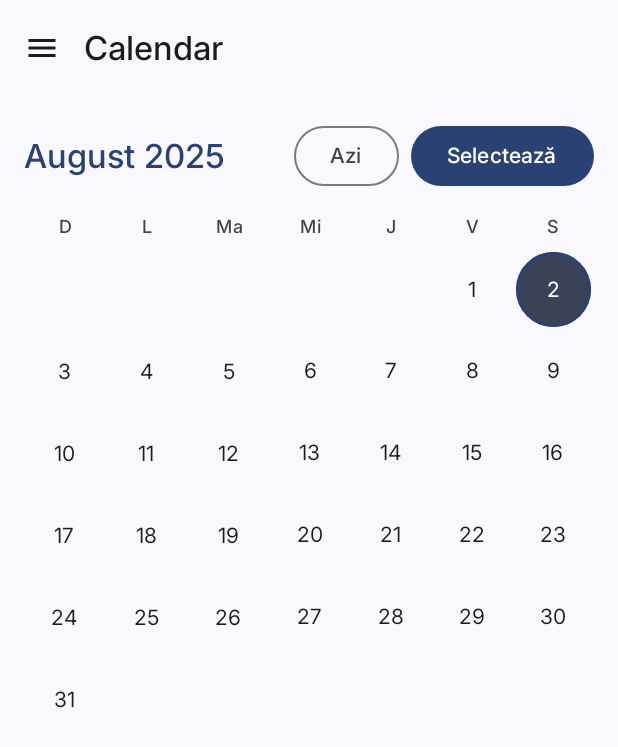
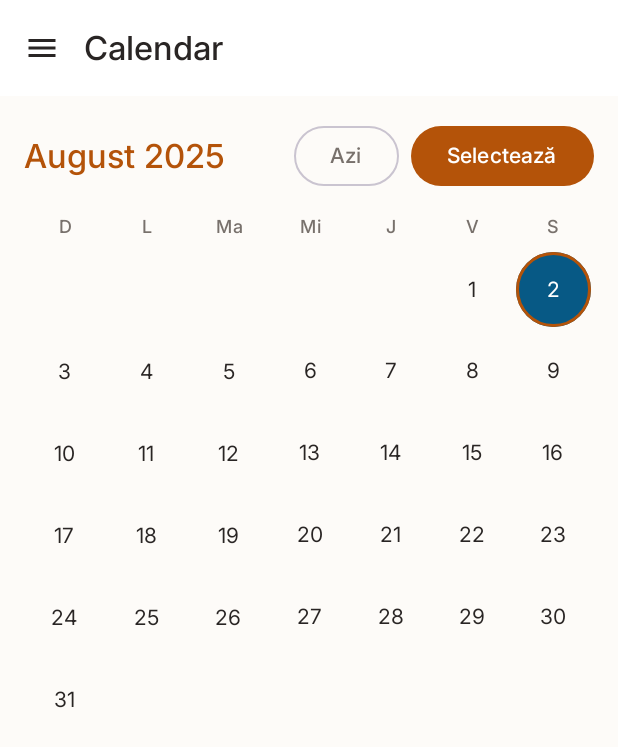
Before and after one commit to CDLProduction/ortodoxmd-android, an Android app built with Jetpack Compose: the screen it shows after launch (MainActivity), after a tap on "Calendar", on a phone screen of 412 x 824 dp. Shown: the top 747 px of the screen. Run offline under Robolectric (Android 15) with nearby library versions, the phone set to English and light mode, and no system bars; our stand-ins replace Dagger/Hilt's generated code, Room's generated code; 4 statements that could not run were skipped.

Commit message:
Refactor(UI): Update color theme and fix audiobook player chapter sorting
This commit introduces a new color theme for both light and dark modes and addresses a chapter sorting issue in the audiobook player.

**Theme Updates:**
- Defined new color palettes in `colors.xml` and `Color.kt` for a more consistent and modern look and feel.
  - `light_background`, `light_primary` (and corresponding `dark_` versions) are now used.
  - Replaced previous `gold_light` and `gold_dark` with new primary colors.
- Updated `Theme.kt` to utilize the new color schemes for MaterialTheme.
- Set `dynamicColor` to `false` in `OrtodoxmdandroidTheme` to ensure the custom theme is always applied.

**Audiobook Player:**
- **Corrected Chapter Sorting:**
    - Implemented `sortedByChapterNumber()` extension function in `AudiobookExtensions.kt` to correctly sort chapters based on the numerical value in their titles (e.g., "Chapter 10" after "Chapter 9", handling cases like "1 Cronici - Capitolul 10").
    - Updated `AudiobookPlayerViewModel` to use this new sorting logic when initializing the chapter list.
- **Fixed Argument Reading:** Changed how `chapterId` is read from `savedStateHandle` in `AudiobookPlayerViewModel` to directly get a `Long` type, avoiding potential `String` to `Long` conversion issues.

**Navigation:**
- Corrected the `AppScaffold` title logic to display "Cărți Audio" for the `audiobook_player` route.
- Ensured the audiobook navigation graph in `MainActivity` correctly defines the `chapterId` argument for `audiobook_player` as `NavType.LongType`.

**Code Cleanup:**
- Removed unnecessary `@RequiresApi(Build.VERSION_CODES.O)` annotations from `MainActivity.kt`.

```diff
--- a/app/src/main/java/md/ortodox/ortodoxmd/MainActivity.kt
+++ b/app/src/main/java/md/ortodox/ortodoxmd/MainActivity.kt
@@ -10,7 +10,6 @@ import androidx.activity.ComponentActivity
 import androidx.activity.compose.setContent
 import androidx.activity.enableEdgeToEdge
 import androidx.activity.result.contract.ActivityResultContracts
-import androidx.annotation.RequiresApi
 import androidx.compose.foundation.layout.Column
 import androidx.compose.foundation.layout.Spacer
 import androidx.compose.foundation.layout.height
@@ -109,7 +108,6 @@ class MainActivity : ComponentActivity() {
         }
     }
 
-    @RequiresApi(Build.VERSION_CODES.O)
     @androidx.annotation.OptIn(UnstableApi::class)
     override fun onCreate(savedInstanceState: Bundle?) {
         super.onCreate(savedInstanceState)
@@ -124,7 +122,6 @@ class MainActivity : ComponentActivity() {
     }
 }
 
-@RequiresApi(Build.VERSION_CODES.O)
 @OptIn(ExperimentalMaterial3Api::class)
 @Composable
 fun AppScaffold(navController: NavHostController) {
@@ -145,7 +142,7 @@ fun AppScaffold(navController: NavHostController) {
         "saint_lives" -> "Vieți Sfinți"
         "icons" -> "Icoane"
         "radio" -> "Radio Ortodox"
-        "audiobook_flow" -> "Cărți Audio"
+        "audiobook_flow", "audiobook_player" -> "Cărți Audio"
         else -> "OrtodoxMD"
     }
 
@@ -171,7 +168,6 @@ fun AppScaffold(navController: NavHostController) {
     }
 }
 
-@RequiresApi(Build.VERSION_CODES.O)
 @Composable
 fun AppNavHost(navController: NavHostController, modifier: Modifier = Modifier) {
     NavHost(navController = navController, startDestination = "home", modifier = modifier) {
@@ -221,6 +217,7 @@ fun AppNavHost(navController: NavHostController, modifier: Modifier = Modifier)
             )
         }
 
+        // --- GRAFUL DE NAVIGARE PENTRU CĂRȚI AUDIO (RESTAURAT ȘI COMPLET) ---
         navigation(startDestination = "audiobook_categories", route = "audiobook_flow") {
             composable("audiobook_categories") { navBackStackEntry ->
                 val parentEntry = remember(navBackStackEntry) { navController.getBackStackEntry("audiobook_flow") }
@@ -281,7 +278,7 @@ fun AppNavHost(navController: NavHostController, modifier: Modifier = Modifier)
         composable(
             route = "audiobook_player/{chapterId}",
             arguments = listOf(navArgument("chapterId") { type = NavType.LongType })
-        ) { backStackEntry ->
+        ) {
             AudiobookPlayerScreen(navController = navController)
         }
     }
--- /dev/null
+++ b/app/src/main/java/md/ortodox/ortodoxmd/ui/audiobook/AudiobookExtensions.kt
@@ -0,0 +1,16 @@
+package md.ortodox.ortodoxmd.ui.audiobook
+
+import md.ortodox.ortodoxmd.data.model.audiobook.AudiobookEntity
+
+private fun extractChapterNumber(title: String): Int {
+    // Găsește toate numerele din titlu și îl ia pe ultimul.
+    // Acest lucru rezolvă corect cazurile ca "1 Cronici - Capitolul 10", alegând "10".
+    return "\\d+".toRegex().findAll(title)
+        .lastOrNull()
+        ?.value
+        ?.toIntOrNull() ?: 0
+}
+
+fun List<AudiobookEntity>.sortedByChapterNumber(): List<AudiobookEntity> {
+    return this.sortedWith(compareBy { extractChapterNumber(it.title) })
+}
--- a/app/src/main/java/md/ortodox/ortodoxmd/ui/audiobook/AudiobookPlayerViewModel.kt
+++ b/app/src/main/java/md/ortodox/ortodoxmd/ui/audiobook/AudiobookPlayerViewModel.kt
@@ -84,14 +84,19 @@ class AudiobookPlayerViewModel @Inject constructor(
     }
 
     private fun initializeController() {
-        val chapterId = savedStateHandle.get<String>("chapterId")?.toLongOrNull() ?: return
+        // **CORECTAT: Citim argumentul direct ca Long**
+        val chapterId: Long? = savedStateHandle["chapterId"]
+        if (chapterId == null) return
+
         viewModelScope.launch {
             val audiobook = repository.getById(chapterId) ?: return@launch
             // Găsește toate capitolele din aceeași carte
             val bookPathPrefix = audiobook.remoteUrlPath.split("/").take(4).joinToString("/")
+
+            // **CORECTAT: Folosim funcția de sortare corectă**
             val allChapters = repository.getAudiobooks().first()
                 .filter { it.remoteUrlPath.startsWith(bookPathPrefix) }
-                .sortedBy { it.id }
+                .sortedByChapterNumber()
 
             val currentIndex = allChapters.indexOfFirst { it.id == chapterId }
 
--- a/app/src/main/java/md/ortodox/ortodoxmd/ui/theme/Color.kt
+++ b/app/src/main/java/md/ortodox/ortodoxmd/ui/theme/Color.kt
@@ -1,21 +1,23 @@
-// In ui/theme/Color.kt
-
 package md.ortodox.ortodoxmd.ui.theme
 
 import androidx.compose.ui.graphics.Color
 
-// Light Theme Colors
-val GoldLight = Color(0xFFB09141) // A rich, warm gold
-val RedLight = Color(0xFFA63C3C)
-val ParchmentLight = Color(0xFFFFF8E1) // A soft, parchment-like background
-val SurfaceLight = Color(0xFFFFFFFF) // Cards can be slightly brighter
-val TextPrimaryLight = Color(0xFF333333)
-val TextSecondaryLight = Color(0xFF5C5C5C)
+// --- Temă Deschisă (Light Theme) ---
+val LightBackground = Color(0xFFFDFBF8)
+val LightText = Color(0xFF292524)
+val LightAccent = Color(0xFFB45309)
+val LightSecondary = Color(0xFF075985)
+val LightHighlight = Color(0xFF991B1B)
+val LightSubtleText = Color(0xFF78716C)
+val LightCard = Color(0xFFFFFFFF)
+val LightBorder = Color(0xFFF5F5F4)
 
-// Dark Theme Colors
-val GoldDark = Color(0xFFD4AF37) // A brighter gold for dark backgrounds
-val RedDark = Color(0xFFD35D5D)
-val CharcoalDark = Color(0xFF1B1B1B) // A very dark, soft black
-val SurfaceDark = Color(0xFF2C2C2C) // Cards are slightly lighter than the background
-val TextPrimaryDark = Color(0xFFEAEAEA)
-val TextSecondaryDark =  Color(0xFFBDBDBD)
+// --- Temă Întunecată (Dark Theme) ---
+val DarkBackground = Color(0xFF1c1917)
+val DarkText = Color(0xFFe7e5e4)
+val DarkAccent = Color(0xFFfbbf24)
+val DarkSecondary = Color(0xFF38bdf8)
+val DarkHighlight = Color(0xFFf87171)
+val DarkSubtleText = Color(0xFF78716c)
+val DarkCard = Color(0xFF292524)
+val DarkBorder = Color(0xFF44403c)
--- a/app/src/main/java/md/ortodox/ortodoxmd/ui/theme/Theme.kt
+++ b/app/src/main/java/md/ortodox/ortodoxmd/ui/theme/Theme.kt
@@ -1,5 +1,3 @@
-// In ui/theme/Theme.kt
-
 package md.ortodox.ortodoxmd.ui.theme
 
 import android.os.Build
@@ -10,46 +8,45 @@ import androidx.compose.material3.dynamicDarkColorScheme
 import androidx.compose.material3.dynamicLightColorScheme
 import androidx.compose.material3.lightColorScheme
 import androidx.compose.runtime.Composable
-import androidx.compose.ui.graphics.Color
 import androidx.compose.ui.platform.LocalContext
 
 private val DarkColorScheme = darkColorScheme(
-    primary = GoldDark,
-    onPrimary = CharcoalDark,
-    secondary = RedDark,
-    onSecondary = CharcoalDark,
-    tertiary = RedDark, // Can be same as secondary or a different accent
-    background = CharcoalDark,
-    onBackground = TextPrimaryDark,
-    surface = SurfaceDark,
-    onSurface = TextPrimaryDark,
-    surfaceVariant = SurfaceDark, // For cards, etc.
-    onSurfaceVariant = TextSecondaryDark,
-    error = RedDark,
-    onError = CharcoalDark
+    primary = DarkAccent,
+    onPrimary = DarkBackground, // Contrast bun pentru butoane
+    secondary = DarkSecondary,
+    onSecondary = DarkBackground,
+    error = DarkHighlight,
+    onError = DarkBackground,
+    background = DarkBackground,
+    onBackground = DarkText,
+    surface = DarkCard, // Fundalul card-urilor
+    onSurface = DarkText,
+    surfaceVariant = DarkCard, // Fundal pentru elemente subtile
+    onSurfaceVariant = DarkSubtleText, // Text secundar pe card-uri
+    outline = DarkBorder // Culoarea contururilor
 )
 
 private val LightColorScheme = lightColorScheme(
-    primary = GoldLight,
-    onPrimary = Color.White,
-    secondary = RedLight,
-    onSecondary = Color.White,
-    tertiary = RedLight,
-    background = ParchmentLight,
-    onBackground = TextPrimaryLight,
-    surface = SurfaceLight,
-    onSurface = TextPrimaryLight,
-    surfaceVariant = SurfaceLight, // For cards, etc.
-    onSurfaceVariant = TextSecondaryLight,
-    error = RedLight,
-    onError = Color.White
+    primary = LightAccent,
+    onPrimary = LightCard, // Contrast bun pentru butoane
+    secondary = LightSecondary,
+    onSecondary = LightCard,
+    error = LightHighlight,
+    onError = LightCard,
+    background = LightBackground,
+    onBackground = LightText,
+    surface = LightCard, // Fundalul card-urilor
+    onSurface = LightText,
+    surfaceVariant = LightCard, // Fundal pentru elemente subtile
+    onSurfaceVariant = LightSubtleText, // Text secundar pe card-uri
+    outline = LightBorder // Culoarea contururilor
 )
 
 @Composable
 fun OrtodoxmdandroidTheme(
     darkTheme: Boolean = isSystemInDarkTheme(),
-    // Dynamic color is available on Android 12+
-    dynamicColor: Boolean = true,
+    // Dynamic color este disponibil pe Android 12+
+    dynamicColor: Boolean = false, // Am setat pe 'false' pentru a folosi mereu tema noastră custom
     content: @Composable () -> Unit
 ) {
     val colorScheme = when {
@@ -63,7 +60,7 @@ fun OrtodoxmdandroidTheme(
 
     MaterialTheme(
         colorScheme = colorScheme,
-        typography = AppTypography, // Use our new typography
+        typography = AppTypography, // Folosim tipografia definită în Type.kt
         content = content
     )
 }
--- a/app/src/main/res/values/colors.xml
+++ b/app/src/main/res/values/colors.xml
@@ -1,9 +1,13 @@
 <?xml version="1.0" encoding="utf-8"?>
 <resources>
-    <!-- Corresponds to our new Light Theme Primary -->
-    <color name="gold_light">#B09141</color>
-    <!-- Corresponds to our new Dark Theme Primary -->
-    <color name="gold_dark">#D4AF37</color>
+    <!-- Culori pentru tema deschisă -->
+    <color name="light_background">#FDFBF8</color>
+    <color name="light_primary">#B45309</color>
+
+    <!-- Culori pentru tema întunecată (folosite în res/values-night/colors.xml) -->
+    <color name="dark_background">#1c1917</color>
+    <color name="dark_primary">#fbbf24</color>
+
     <color name="black">#FF000000</color>
     <color name="white">#FFFFFFFF</color>
 </resources>
```
